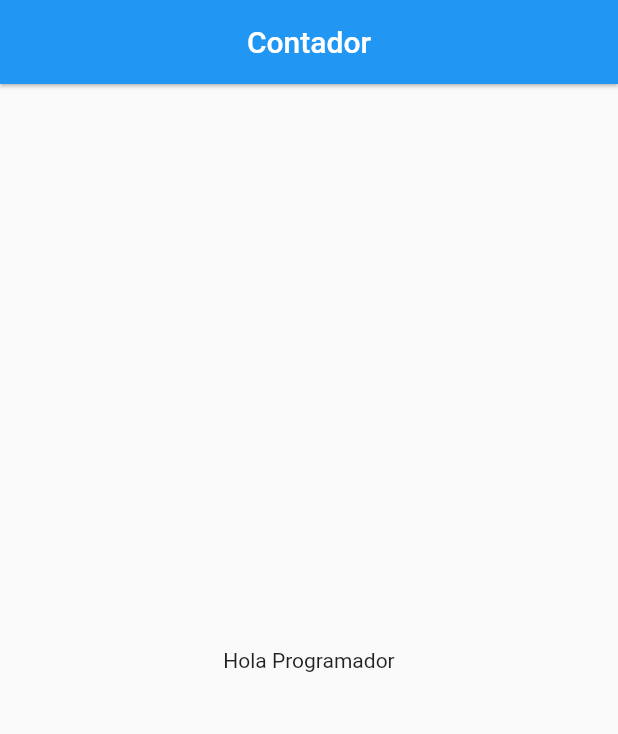
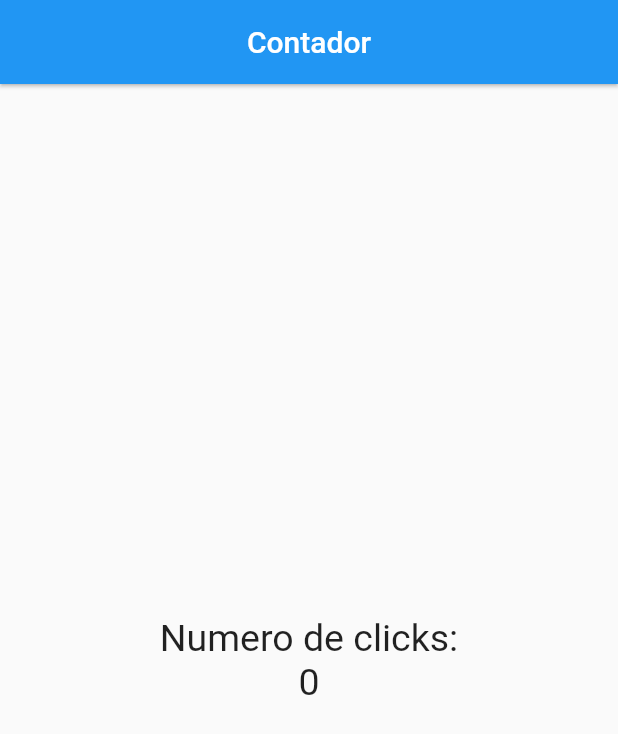
Before and after one commit to Gregoriomiqui/contadorFlutter, a Flutter app: the screen it shows after launch, on a phone screen of 412 x 824 dp. Shown: the top 734 px of the screen. Run offline on Flutter 3.47's test engine with Material 2 defaults, Android fonts, the phone set to English and light mode, and no system bars.

Commit message:
columnas y estilo

```diff
--- a/lib/src/pages/home_page.dart
+++ b/lib/src/pages/home_page.dart
@@ -1,6 +1,10 @@
 import 'package:flutter/material.dart';
 
 class HomePage extends StatelessWidget {
+
+  final estiloTexto = new TextStyle(fontSize: 25.0);
+
+
   @override
   Widget build(BuildContext context) {
     return Scaffold(
@@ -9,7 +13,15 @@ class HomePage extends StatelessWidget {
         centerTitle: true,
         elevation: 1.0,
       ),
-      body: Center(child: Text('Hola Programador')),
+      body: Center(
+        child: Column(
+          children: [
+            Text('Numero de clicks:', style: estiloTexto,),
+             Text('0', style: estiloTexto,),
+          ],
+          mainAxisAlignment: MainAxisAlignment.center,
+        )
+      ),
     );
   }
 }
```
